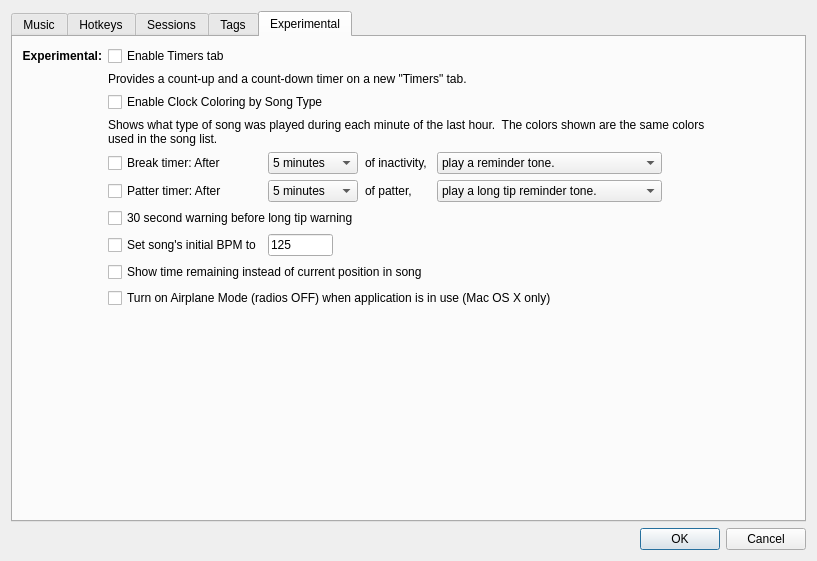
The window that SquareDesk-DEV/test123/preferencesdialog.ui (mpogue2/SquareDesk) describes before a commit, drawn with Qt 5.
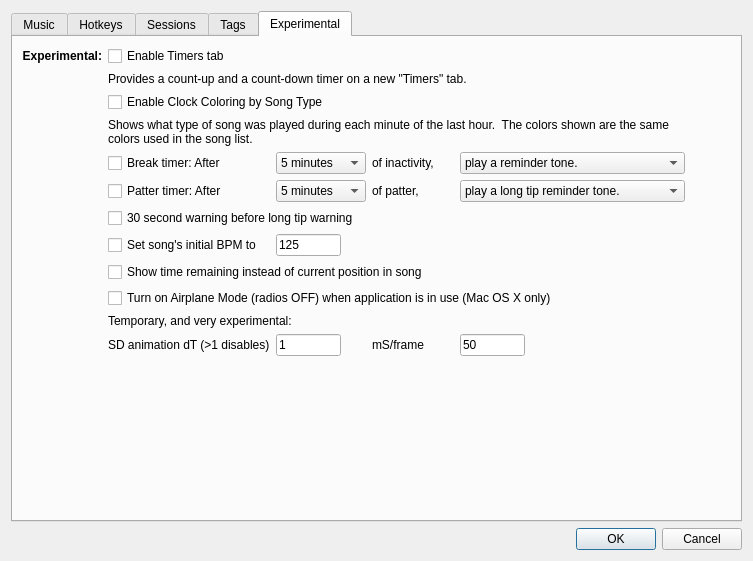
The same window after the commit. The open tabs and pages were chosen to show the change. Icons and pictures are not drawn.

What changed in the file:
```diff
--- a/SquareDesk-DEV/test123/preferencesdialog.ui
+++ b/SquareDesk-DEV/test123/preferencesdialog.ui
@@ -6,12 +6,12 @@
    <rect>
     <x>0</x>
     <y>0</y>
-    <width>817</width>
+    <width>753</width>
     <height>561</height>
    </rect>
   </property>
   <property name="sizePolicy">
-   <sizepolicy hsizetype="Fixed" vsizetype="Fixed">
+   <sizepolicy hsizetype="Maximum" vsizetype="Fixed">
     <horstretch>0</horstretch>
     <verstretch>0</verstretch>
    </sizepolicy>
@@ -923,14 +923,14 @@
          <string>Experimental</string>
         </attribute>
         <layout class="QGridLayout" name="gridLayout_2">
-         <item row="2" column="1" colspan="4">
+         <item row="2" column="1" colspan="5">
           <widget class="QCheckBox" name="EnableClockColoring">
            <property name="text">
             <string>Enable Clock Coloring by Song Type</string>
            </property>
           </widget>
          </item>
-         <item row="3" column="1" colspan="5">
+         <item row="3" column="1" colspan="6">
           <widget class="QLabel" name="clockColoringHelpLabel">
            <property name="text">
             <string>Shows what type of song was played during each minute of the last hour.  The colors shown are the same colors used in the song list.</string>
@@ -984,7 +984,7 @@
            </property>
           </widget>
          </item>
-         <item row="5" column="4">
+         <item row="5" column="5">
           <widget class="QComboBox" name="afterBreakAction">
            <property name="sizePolicy">
             <sizepolicy hsizetype="Fixed" vsizetype="Fixed">
@@ -1053,7 +1053,7 @@
            </property>
           </widget>
          </item>
-         <item row="6" column="4" colspan="4">
+         <item row="6" column="5" colspan="4">
           <widget class="QComboBox" name="afterLongTipAction">
            <property name="sizePolicy">
             <sizepolicy hsizetype="Fixed" vsizetype="Fixed">
@@ -1118,7 +1118,7 @@
            </item>
           </widget>
          </item>
-         <item row="0" column="1" colspan="5">
+         <item row="0" column="1" colspan="6">
           <widget class="QCheckBox" name="EnableTimersTabCheckbox">
            <property name="text">
             <string>Enable Timers tab</string>
@@ -1229,7 +1229,7 @@
            </property>
           </widget>
          </item>
-         <item row="11" column="1">
+         <item row="14" column="1">
           <spacer name="verticalSpacer">
            <property name="orientation">
             <enum>Qt::Vertical</enum>
@@ -1336,14 +1336,14 @@
            </item>
           </widget>
          </item>
-         <item row="1" column="1" colspan="5">
+         <item row="1" column="1" colspan="6">
           <widget class="QLabel" name="timersHelpLabel">
            <property name="text">
             <string>&lt;html&gt;&lt;head/&gt;&lt;body&gt;&lt;p&gt;&lt;span style=&quot;&quot;&gt;Provides a count-up and a count-down timer on a new &amp;quot;Timers&amp;quot; tab.&lt;/span&gt;&lt;/p&gt;&lt;/body&gt;&lt;/html&gt;</string>
            </property>
           </widget>
          </item>
-         <item row="10" column="1" colspan="4">
+         <item row="11" column="1" colspan="5">
           <widget class="QCheckBox" name="enableAutoAirplaneModeCheckbox">
            <property name="text">
             <string>Turn on Airplane Mode (radios OFF) when application is in use (Mac OS X only)</string>
@@ -1379,6 +1379,65 @@
            </property>
           </widget>
          </item>
+         <item row="13" column="3">
+          <widget class="QLabel" name="label_7">
+           <property name="text">
+            <string>mS/frame</string>
+           </property>
+          </widget>
+         </item>
+         <item row="13" column="1">
+          <widget class="QLabel" name="label_6">
+           <property name="text">
+            <string>SD animation dT (&gt;1 disables)</string>
+           </property>
+          </widget>
+         </item>
+         <item row="13" column="2">
+          <widget class="QLineEdit" name="lineEditSDAnimationDeltaT">
+           <property name="sizePolicy">
+            <sizepolicy hsizetype="Fixed" vsizetype="Fixed">
+             <horstretch>0</horstretch>
+             <verstretch>0</verstretch>
+            </sizepolicy>
+           </property>
+           <property name="maximumSize">
+            <size>
+             <width>65</width>
+             <height>16777215</height>
+            </size>
+           </property>
+           <property name="text">
+            <string>1</string>
+           </property>
+          </widget>
+         </item>
+         <item row="13" column="5">
+          <widget class="QLineEdit" name="lineEditSDAnimationMSecsPerFrame">
+           <property name="sizePolicy">
+            <sizepolicy hsizetype="Fixed" vsizetype="Fixed">
+             <horstretch>0</horstretch>
+             <verstretch>0</verstretch>
+            </sizepolicy>
+           </property>
+           <property name="maximumSize">
+            <size>
+             <width>65</width>
+             <height>16777215</height>
+            </size>
+           </property>
+           <property name="text">
+            <string>50</string>
+           </property>
+          </widget>
+         </item>
+         <item row="12" column="1" colspan="4">
+          <widget class="QLabel" name="label_8">
+           <property name="text">
+            <string>Temporary, and very experimental:</string>
+           </property>
+          </widget>
+         </item>
         </layout>
        </widget>
       </widget>
```
Left out of the diff: 2 changed lines with no effect on the pictures.
